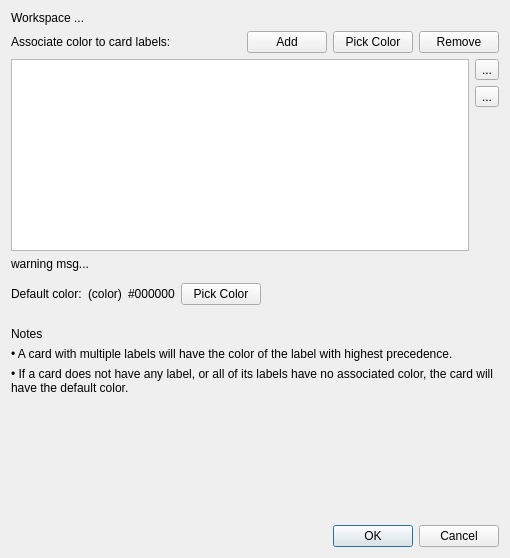
Above: src/widgets/dialogs/dialog_workspace_card_colors.ui from ManiYang/ManiCard before the change. Below: the same form after it.
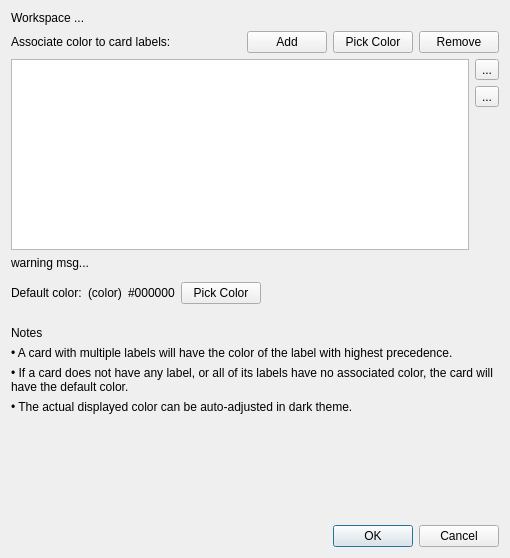
That is the form after the change.

Commit message: adjust colors

What changed in the file:
```diff
--- a/src/widgets/dialogs/dialog_workspace_card_colors.ui
+++ b/src/widgets/dialogs/dialog_workspace_card_colors.ui
@@ -215,6 +215,16 @@
      </property>
     </widget>
    </item>
+   <item>
+    <widget class="QLabel" name="label_6">
+     <property name="text">
+      <string>• The actual displayed color can be auto-adjusted in dark theme.</string>
+     </property>
+     <property name="wordWrap">
+      <bool>true</bool>
+     </property>
+    </widget>
+   </item>
    <item>
     <spacer name="verticalSpacer_3">
      <property name="orientation">
```
The commit also changes 8 other files.
